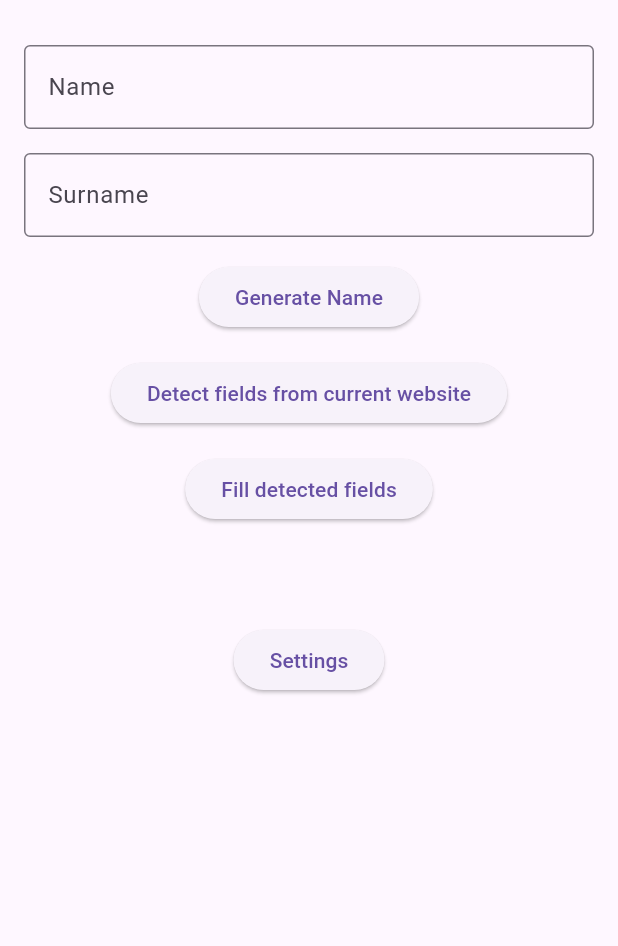
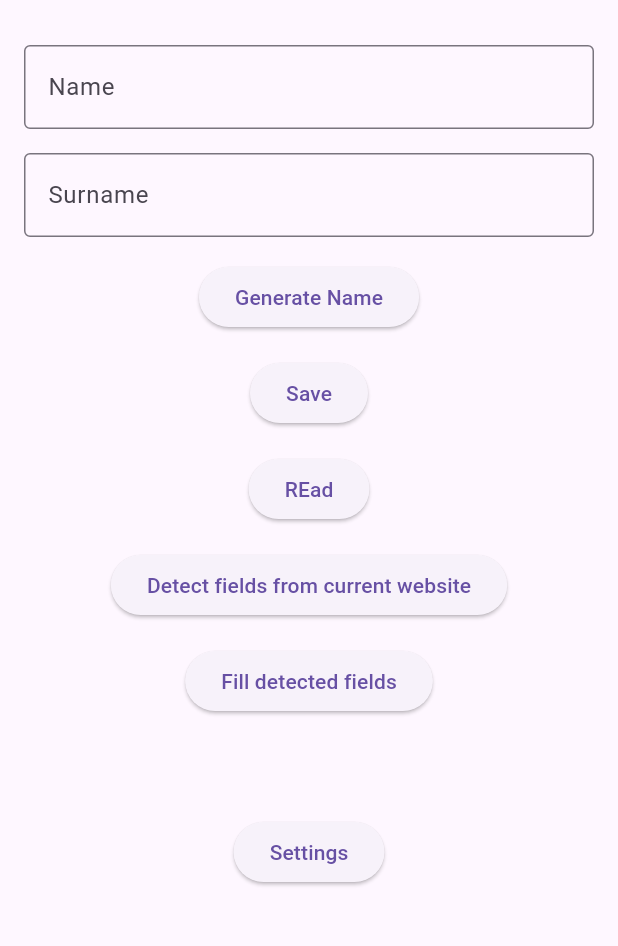
Before and after one commit to JustAnyones/obfusca-extension, a Flutter app: the screen it shows after launch, on a phone screen of 412 x 824 dp, the part 63-1009 px from its top. Run offline on Flutter 3.47's test engine with Material 3 defaults, Android fonts, the phone set to English and light mode, and no system bars; our stand-ins replace shared_preferences, web; missing offline and left inert: dart:js_interop; generated files the repository leaves out were written again.

Commit message:
Added funcionality to save generated entries

```diff
--- a/lib/main.dart
+++ b/lib/main.dart
@@ -6,6 +6,7 @@ import 'utils/read_csv.dart';
 import 'web/interop.dart';
 import 'package:flutter_localizations/flutter_localizations.dart';
 import 'package:flutter_gen/gen_l10n/app_localizations.dart';
+import 'utils/Saver/saver.dart';
 
 void main() async {
   await SettingProvider().initialize();
@@ -190,6 +191,18 @@ class _NameGeneratorScreenState extends State<NameGeneratorScreen> {
               SizedBox(height: 16),
 
               ElevatedButton(
+                onPressed: () => writeToFile(_nameController.text, _surnameController.text),
+                child: Text("Save"),
+              ),
+              SizedBox(height: 16),
+
+              ElevatedButton(
+                onPressed: readFromFile,
+                child: Text("REad"),
+              ),
+              SizedBox(height: 16),
+
+              ElevatedButton(
                 onPressed: () async {
                   var result = await queryFields();
                   if (result["status"] != "FOUND") {
```
Also changed, not shown: lib/utils/Saver/saver.dart (added, +38 -0 lines).
